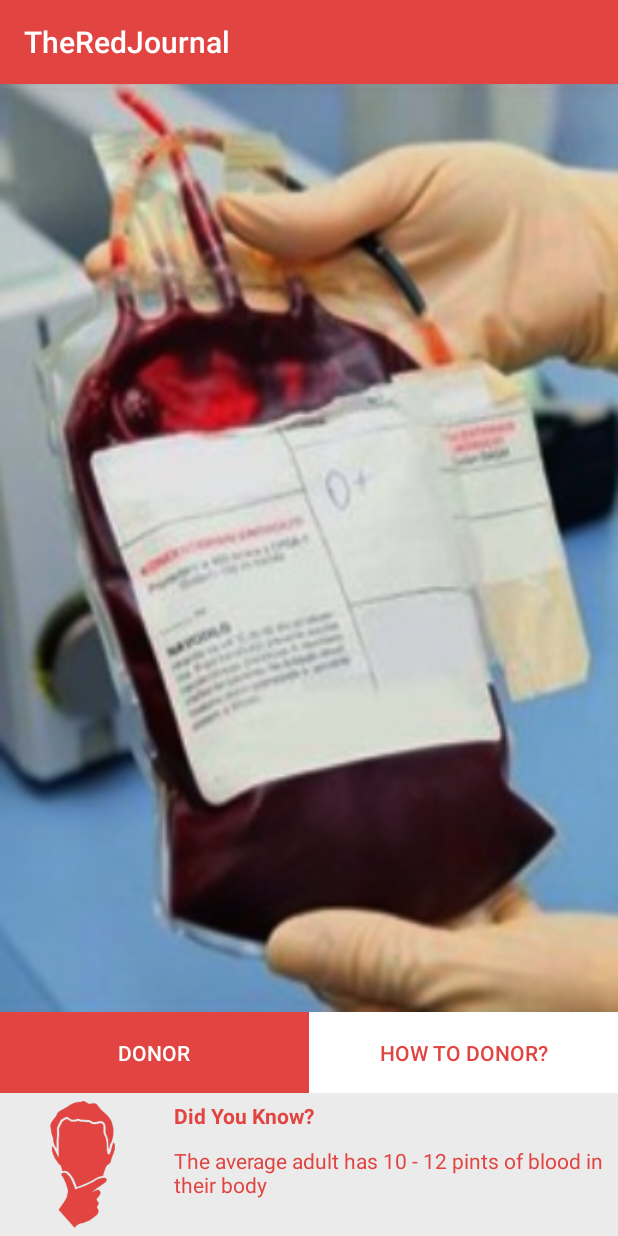
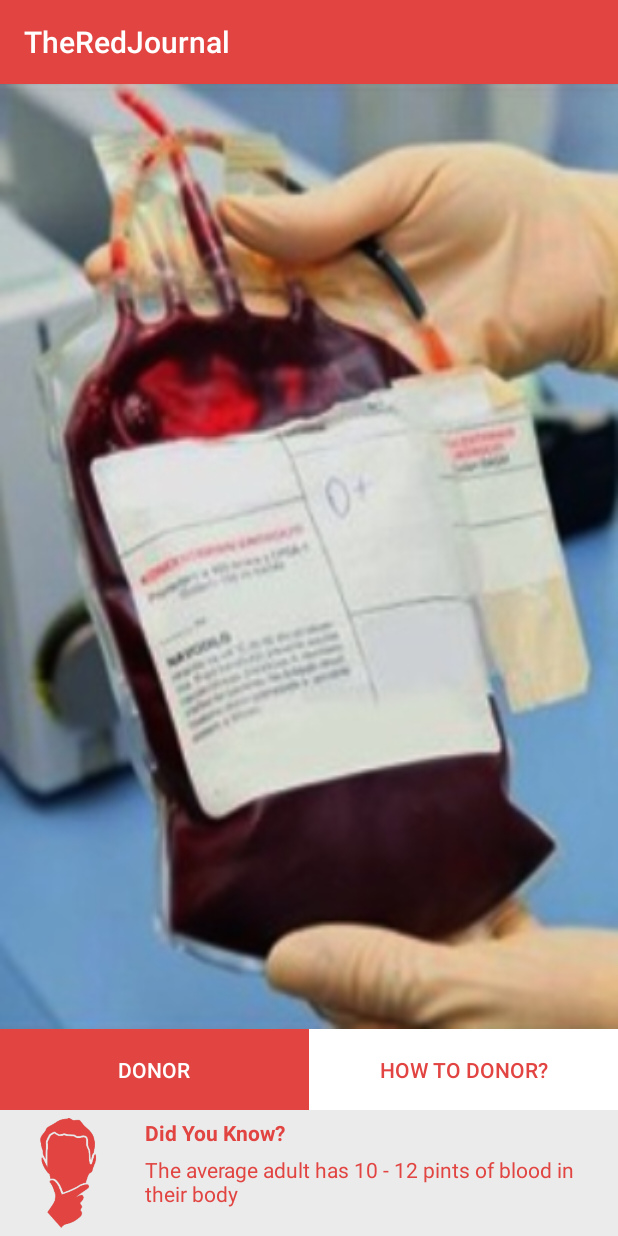
Before and after one commit to galeslash/Aegis, an Android app: the screen it shows after launch (HomePage), on a phone screen of 412 x 824 dp. Run offline under Robolectric (Android 15) with nearby library versions, the phone set to English and light mode, and no system bars.

Commit message:
Cleaned up some codes

```diff
--- a/TheRedJournal/app/src/main/res/layout/activity_home_page.xml
+++ b/TheRedJournal/app/src/main/res/layout/activity_home_page.xml
@@ -62,7 +62,7 @@
 
         <LinearLayout
             android:layout_width="match_parent"
-            android:layout_height="95dp"
+            android:layout_height="84dp"
             android:id="@+id/trivia"
             android:background="#EBEBEB"
             android:textColor="#E14441">
@@ -71,7 +71,7 @@
                 android:layout_height="wrap_content"
                 app:srcCompat="@drawable/thinkred"
                 android:id="@+id/imageView"
-                android:layout_width="wrap_content"
+                android:layout_width="91dp"
                 android:paddingBottom="5dp"
                 android:paddingLeft="5dp"
                 android:paddingRight="5dp"
@@ -91,7 +91,6 @@
                     android:textStyle="bold"
                     android:id="@+id/textView"
                     android:textColor="#E14441"
-                    android:paddingBottom="5dp"
                     android:paddingLeft="5dp"
                     android:paddingRight="5dp"
                     android:paddingTop="5dp"/>
```
